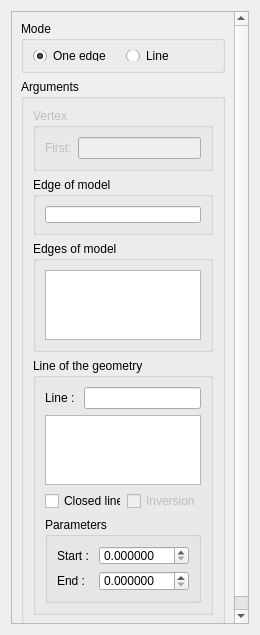
The window that src/HEXABLOCKGUI/EdgeAssoc_QTD.ui (SalomePlatform/hexablock) describes before a commit, drawn with Qt 5.
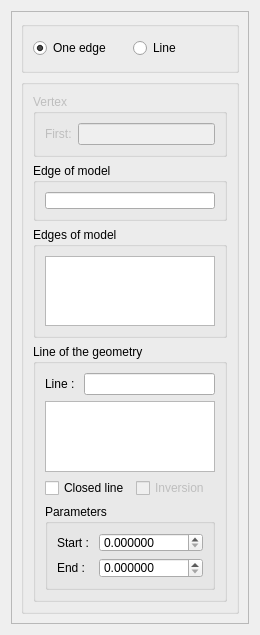
The same window after the commit.

```diff
--- a/src/HEXABLOCKGUI/EdgeAssoc_QTD.ui
+++ b/src/HEXABLOCKGUI/EdgeAssoc_QTD.ui
@@ -48,8 +48,8 @@
        <rect>
         <x>0</x>
         <y>0</y>
-        <width>223</width>
-        <height>618</height>
+        <width>222</width>
+        <height>654</height>
        </rect>
       </property>
       <layout class="QVBoxLayout" name="verticalLayout_2">
@@ -68,7 +68,7 @@
           </size>
          </property>
          <property name="title">
-          <string>Mode</string>
+          <string/>
          </property>
          <layout class="QHBoxLayout" name="horizontalLayout_2">
           <item>
@@ -103,7 +103,7 @@
           </size>
          </property>
          <property name="title">
-          <string>Arguments</string>
+          <string/>
          </property>
          <layout class="QVBoxLayout" name="verticalLayout_5">
           <item>
```
